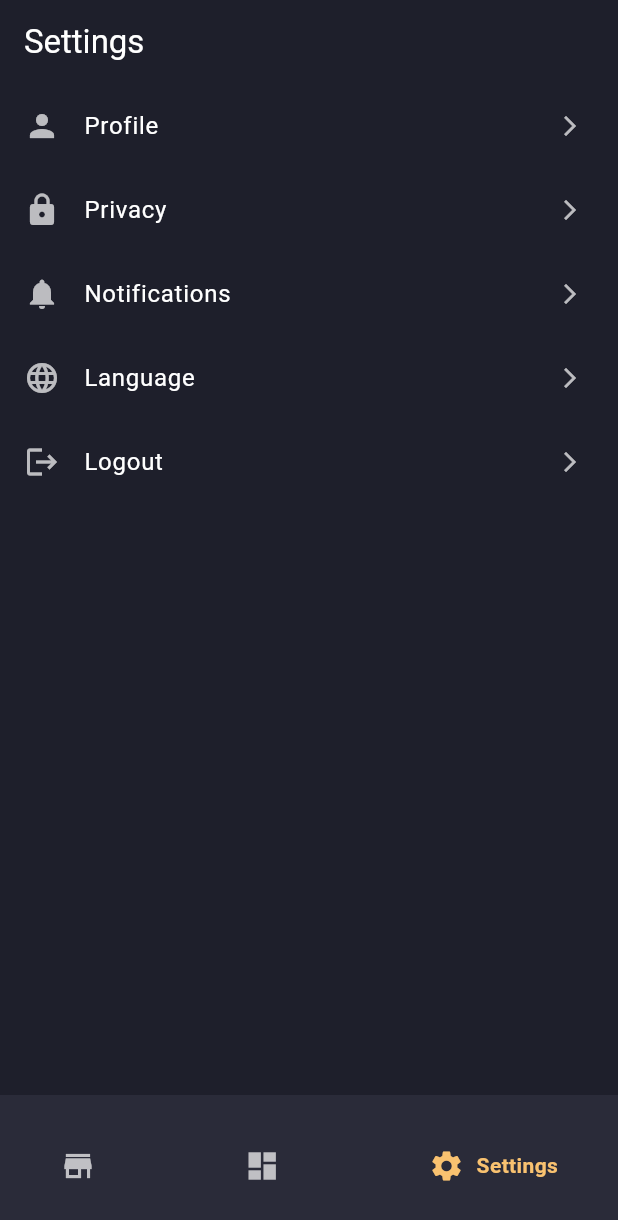
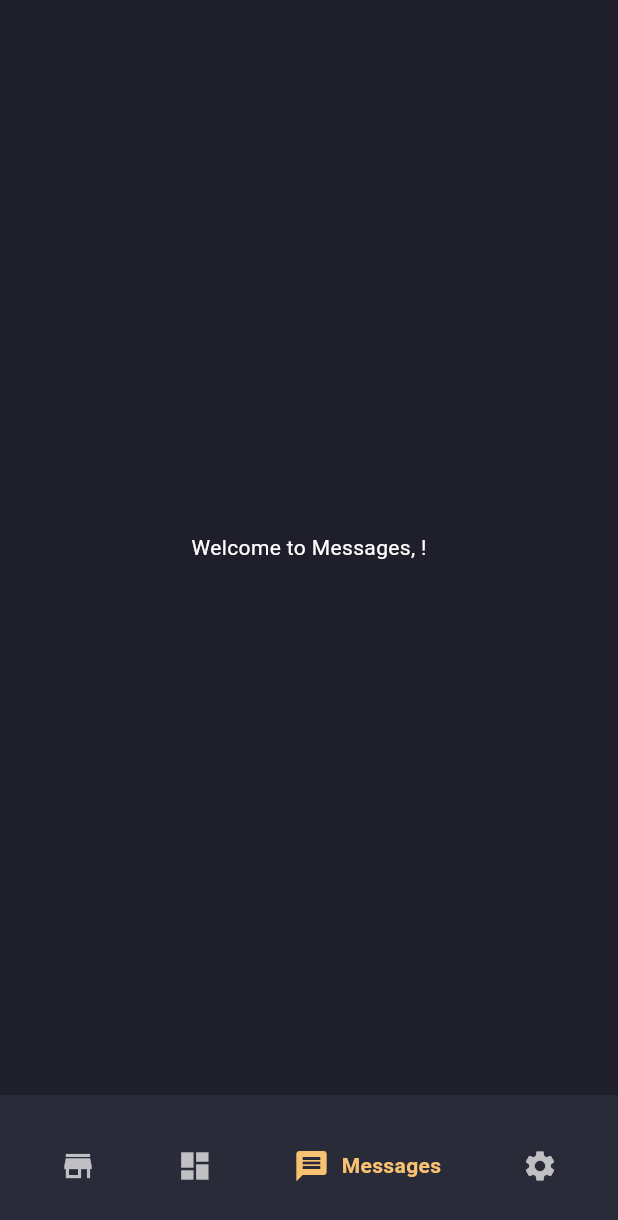
Before and after one commit to Kristoferseyan/Tascadia, a Flutter app: the HomePage screen opened directly with empty values, item 3 of the bottom bar chosen, on a phone screen of 412 x 824 dp. Shown: the top 1220 px of the screen. Run offline on Flutter 3.47's test engine with Material 3 defaults, Android fonts, the phone set to English and light mode, and no system bars; drawn by our look-alikes of google_nav_bar; our stand-ins replace flutter_dotenv, shared_preferences, supabase_flutter; accounts and stored records are empty.

Commit message:
Add message page and integrate into navigation bar

```diff
--- /dev/null
+++ b/lib/TP-Dashboard-Modules/tp_message_page.dart
@@ -0,0 +1,54 @@
+import 'package:flutter/material.dart';
+import 'package:tascadia_prototype/utils/database_handler.dart';
+
+class TPMessagePage extends StatefulWidget {
+  final String id;
+
+  const TPMessagePage({Key? key, required this.id}) : super(key: key);
+
+  @override
+  _TaskPosterMessagesPageState createState() => _TaskPosterMessagesPageState();
+}
+
+class _TaskPosterMessagesPageState extends State<TPMessagePage> {
+  final DatabaseHandler _dbHandler = DatabaseHandler();
+  String username = '';
+  bool isLoading = true;
+
+  @override
+  void initState() {
+    super.initState();
+    _fetchUsername();
+  }
+
+  Future<void> _fetchUsername() async {
+    try {
+      final fetchedUsername = await _dbHandler.fetchUsername(widget.id);
+      setState(() {
+        username = fetchedUsername;
+        isLoading = false;
+      });
+    } catch (e) {
+      ScaffoldMessenger.of(context).showSnackBar(
+        SnackBar(content: Text('Error fetching username: $e')),
+      );
+      setState(() {
+        isLoading = false;
+      });
+    }
+  }
+
+  @override
+  Widget build(BuildContext context) {
+    return Scaffold(
+      body: Center(
+        child: isLoading
+            ? const CircularProgressIndicator()
+            : Text(
+                'Welcome to Messages, $username!',
+                style: const TextStyle(color: Colors.white),
+              ),
+      ),
+    );
+  }
+}
--- a/lib/main.dart
+++ b/lib/main.dart
@@ -23,12 +23,12 @@ Future<void> main() async {
       anonKey: supabaseAnonKey,
     );
 
-    // Test connection by fetching data from a basic table (e.g., "users")
+
     final response = await Supabase.instance.client
-        .from('users') // Replace 'users' with an existing table name
+        .from('users')
         .select()
         .limit(1)
-        .maybeSingle(); // Fetch a single record or null if no data exists
+        .maybeSingle();
 
     if (response == null) {
       debugPrint("Supabase is reachable, but no data found in the 'users' table.");
--- a/lib/utils/nav_bar.dart
+++ b/lib/utils/nav_bar.dart
@@ -1,6 +1,7 @@
 import 'package:flutter/material.dart';
 import 'package:google_nav_bar/google_nav_bar.dart';
 import 'package:tascadia_prototype/TP-Dashboard-Modules/tp_dashboard_page.dart';
+import 'package:tascadia_prototype/TP-Dashboard-Modules/tp_message_page.dart';
 import 'package:tascadia_prototype/TP-Dashboard-Modules/tp_settings_page.dart';
 import 'package:tascadia_prototype/TP-Dashboard-Modules/tp_store_page.dart';
 
@@ -25,6 +26,7 @@ class _HomePageState extends State<HomePage> {
     _pages = [
       StorePage(),
       TaskPosterDashboard(id: widget.id),
+      TPMessagePage(id: widget.id),
       SettingsPage(),
     ];
   }
@@ -75,6 +77,10 @@ class CustomNavBar extends StatelessWidget {
             text: 'Dashboard',
           ),
           GButton(
+            icon: Icons.message,
+            text: 'Messages',
+          ),
+          GButton(
             icon: Icons.settings,
             text: 'Settings',
           ),
```
